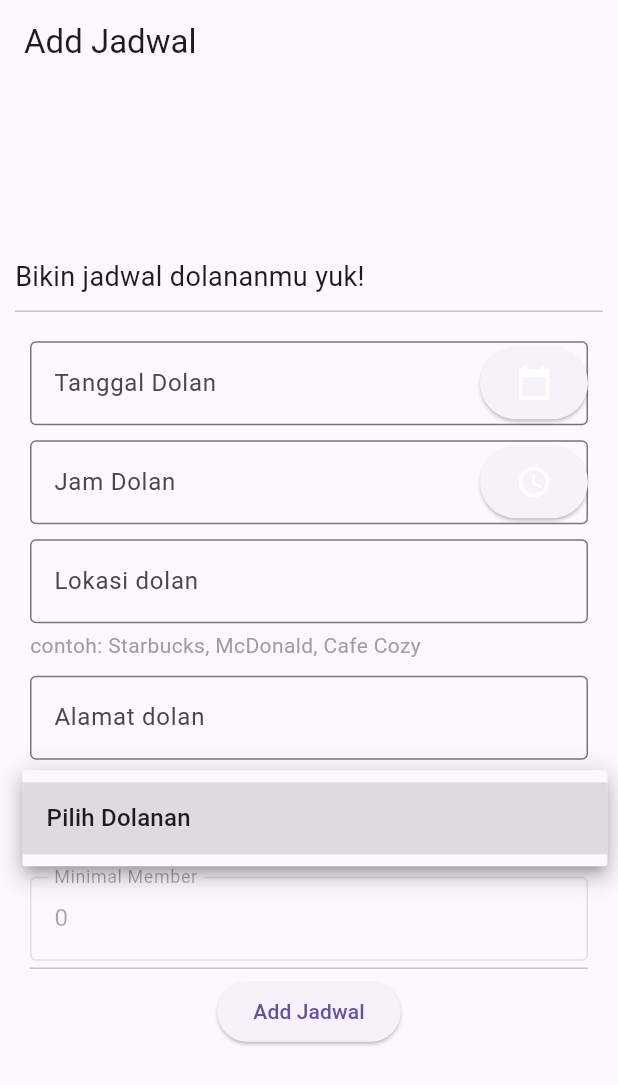
After one commit to ivanchristiann/dolanyuk, a Flutter app: the AddJadwal screen opened directly, after a tap on "Pilih Dolanan", on a phone screen of 412 x 824 dp. The commit adds this screen. Shown: the top 1085 px of the screen. Run offline on Flutter 3.47's test engine with Material 3 defaults, Android fonts, the phone set to English and light mode, and no system bars; our stand-ins replace shared_preferences; accounts and stored records are empty; network calls fail.

Commit message:
add jadwal done

```diff
--- /dev/null
+++ b/lib/class/dolanan.dart
@@ -0,0 +1,15 @@
+class Dolanan {
+  final int id;
+  final String name;
+  final int min_member;
+
+  Dolanan({required this.id, required this.name, required this.min_member});
+
+  factory Dolanan.fromJson(Map<String, dynamic> json) {
+    return Dolanan(
+      id: json['id'] as int,
+      name: json['nama_dolanan'] as String,
+      min_member: json['minimal_member'] as int,
+    );
+  }
+}
--- /dev/null
+++ b/lib/class/jadwal.dart
@@ -0,0 +1,28 @@
+class Jadwal {
+  int id;
+  int dolanan_id;
+  String tanggal;
+  String waktu;
+  String lokasi;
+  String alamat;
+
+  Jadwal({
+    required this.id,
+    required this.dolanan_id,
+    required this.tanggal,
+    required this.waktu,
+    required this.lokasi,
+    required this.alamat,
+  });
+
+  factory Jadwal.fromJson(Map<String, dynamic> json) {
+    return Jadwal(
+      id: json['id'] as int,
+      dolanan_id: json['dolanan_id'] as int,
+      tanggal: json['tanggal'] as String,
+      waktu: json['waktu'] as String,
+      lokasi: json['lokasi'] as String,
+      alamat: json['alamat'] as String,
+    );
+  }
+}
--- /dev/null
+++ b/lib/screen/addjadwal.dart
@@ -0,0 +1,305 @@
+import 'dart:convert';
+
+import 'package:dolanyuk/class/dolanan.dart';
+import 'package:dolanyuk/main.dart';
+import 'package:dolanyuk/screen/login.dart';
+import 'package:flutter/material.dart';
+import 'package:shared_preferences/shared_preferences.dart';
+import 'package:http/http.dart' as http;
+
+class AddNewJadwal extends StatelessWidget {
+  @override
+  Widget build(BuildContext context) {
+    return MaterialApp(
+      title: 'Dolan Yuk',
+      theme: ThemeData(
+        primarySwatch: Colors.blue,
+      ),
+      home: AddJadwal(),
+    );
+  }
+}
+
+class AddJadwal extends StatefulWidget {
+  @override
+  State<StatefulWidget> createState() {
+    return _AddJadwalState();
+  }
+}
+
+class _AddJadwalState extends State<AddJadwal> {
+  final _controllerDate = TextEditingController();
+  final _controllerTime = TextEditingController();
+  final _controllerLocation = TextEditingController();
+  final _controllerAddress = TextEditingController();
+  String _selectedDolanan = 'Pilih Dolanan';
+  int dolanan_id = 0;
+  int _minMember = 0;
+  int _user_id = 0;
+
+  List<Dolanan> dolanan = [];
+
+  Future<String> fetchData() async {
+    final response = await http.get(Uri.parse(
+        "https://ubaya.me/flutter/160420056/dolanyuk/getdolanan.php"));
+    if (response.statusCode == 200) {
+      return response.body;
+    } else {
+      throw Exception('Failed to read API');
+    }
+  }
+
+  bacaData() {
+    Future<String> data = fetchData();
+    data.then((value) {
+      Map json = jsonDecode(value);
+      for (var dols in json['data']) {
+        Dolanan dol = Dolanan.fromJson(dols);
+        dolanan.add(dol);
+      }
+      setState(() {});
+    });
+  }
+
+  Future<int> checkUser() async {
+    final prefs = await SharedPreferences.getInstance();
+    int user_id = prefs.getInt("id") ?? 0;
+    return user_id;
+  }
+
+  void submit() async {
+    final response = await http.post(
+        Uri.parse("https://ubaya.me/flutter/160420056/dolanyuk/newjadwal.php"),
+        body: {
+          'dolanan_id': dolanan_id.toString(),
+          'tanggal': _controllerDate.text,
+          'waktu': _controllerTime.text,
+          'lokasi': _controllerLocation.text,
+          'alamat': _controllerAddress.text,
+          'user_id': _user_id.toString(),
+        });
+    if (response.statusCode == 200) {
+      Map json = jsonDecode(response.body);
+      if (json['result'] == 'success') {
+        if (!mounted) return;
+        ScaffoldMessenger.of(context).showSnackBar(SnackBar(
+          content: Text('Sukses Menambah Data'),
+          backgroundColor: Colors.green,
+        ));
+      }
+    } else {
+      ScaffoldMessenger.of(context).showSnackBar(SnackBar(
+        content: Text('Error'),
+        backgroundColor: Colors.red,
+      ));
+      throw Exception('Failed to read API');
+    }
+  }
+
+  @override
+  void initState() {
+    super.initState();
+    bacaData();
+    checkUser().then((result) {
+      _user_id = result;
+    });
+  }
+
+  @override
+  Widget build(BuildContext context) {
+    return Scaffold(
+      appBar: AppBar(
+        title: Text("Add Jadwal"),
+      ),
+      body: Padding(
+        padding: const EdgeInsets.all(10.0),
+        child: Column(
+          mainAxisAlignment: MainAxisAlignment.center,
+          crossAxisAlignment: CrossAxisAlignment.start,
+          children: <Widget>[
+            Align(
+              alignment: Alignment.centerLeft,
+              child: const Text(
+                'Bikin jadwal dolananmu yuk!',
+                style: TextStyle(fontSize: 18.0),
+              ),
+            ),
+            const Divider(
+              height: 20,
+            ),
+            Padding(
+              padding: EdgeInsets.all(10),
+              child: Column(
+                children: [
+                  TextFormField(
+                    decoration: InputDecoration(
+                      border: OutlineInputBorder(),
+                      labelText: 'Tanggal Dolan',
+                      suffixIcon: ElevatedButton(
+                        onPressed: () {
+                          showDatePicker(
+                            context: context,
+                            initialDate: DateTime.now(),
+                            firstDate: DateTime(2000),
+                            lastDate: DateTime(2200),
+                          ).then((value) {
+                            if (value != null) {
+                              setState(() {
+                                _controllerDate.text =
+                                    value.toString().substring(0, 10);
+                              });
+                            }
+                          });
+                        },
+                        child: Icon(
+                          Icons.calendar_today_sharp,
+                          color: Colors.white,
+                          size: 24.0,
+                        ),
+                      ),
+                    ),
+                    controller: _controllerDate,
+                  ),
+                  SizedBox(height: 10),
+                  TextFormField(
+                    decoration: InputDecoration(
+                      border: OutlineInputBorder(),
+                      labelText: 'Jam Dolan',
+                      suffixIcon: ElevatedButton(
+                        onPressed: () {
+                          showTimePicker(
+                            context: context,
+                            initialTime: TimeOfDay.now(),
+                          ).then((value) {
+                            if (value != null) {
+                              setState(() {
+                                _controllerTime.text =
+                                    '${value.hour}:${value.minute}';
+                              });
+                            }
+                          });
+                        },
+                        child: Icon(
+                          Icons.access_time,
+                          color: Colors.white,
+                          size: 24.0,
+                        ),
+                      ),
+                    ),
+                    controller: _controllerTime,
+                  ),
+                  SizedBox(height: 10),
+                  Column(
+                    crossAxisAlignment: CrossAxisAlignment.start,
+                    children: [
+                      TextField(
+                        onChanged: (v) {
+                          setState(() {});
+                        },
+                        controller: _controllerLocation,
+                        decoration: const InputDecoration(
+                          border: OutlineInputBorder(),
+                          labelText: 'Lokasi dolan',
+                        ),
+                      ),
+                      SizedBox(height: 5),
+                      Text(
+                        'contoh: Starbucks, McDonald, Cafe Cozy',
+                        style: TextStyle(fontSize: 14.0, color: Colors.grey),
+                      ),
+                    ],
+                  ),
+                  SizedBox(height: 10),
+                  TextField(
+                    onChanged: (v) {
+                      setState(() {});
+                    },
+                    controller: _controllerAddress,
+                    decoration: const InputDecoration(
+                      border: OutlineInputBorder(),
+                      labelText: 'Alamat dolan',
+                    ),
+                  ),
+                  SizedBox(height: 10),
+                  Container(
+                    decoration: BoxDecoration(
+                      border: Border.all(),
+                      borderRadius: BorderRadius.circular(5.0),
+                    ),
+                    child: Padding(
+                      padding: const EdgeInsets.symmetric(horizontal: 10.0),
+                      child: DropdownButtonFormField<String>(
+                        value: _selectedDolanan,
+                        onChanged: (String? newValue) {
+                          setState(() {
+                            _selectedDolanan = newValue!;
+                            if (_selectedDolanan != 'Pilih Dolanan') {
+                              _minMember = dolanan
+                                  .firstWhere((element) =>
+                                      element.name == _selectedDolanan)
+                                  .min_member;
+                              dolanan_id = dolanan
+                                  .firstWhere((element) =>
+                                      element.name == _selectedDolanan)
+                                  .id;
+                            }
+                          });
+                        },
+                        items: [
+                          'Pilih Dolanan',
+                          ...dolanan.map((Dolanan value) {
+                            return value.name;
+                          })
+                        ].map<DropdownMenuItem<String>>((String value) {
+                          return DropdownMenuItem<String>(
+                            value: value,
+                            child: Text(value),
+                          );
+                        }).toList(),
+                        decoration: const InputDecoration(
+                          border: InputBorder.none,
+                          labelText: 'Dolan Utama',
+                        ),
+                      ),
+                    ),
+                  ),
+                  SizedBox(height: 10),
+                  TextFormField(
+                    enabled: false,
+                    decoration: InputDecoration(
+                      border: OutlineInputBorder(),
+                      labelText: 'Minimal Member',
+                    ),
+                    controller: TextEditingController(text: '$_minMember'),
+                  ),
+                  const Divider(
+                    height: 10,
+                  ),
+                  ElevatedButton(
+                    onPressed: () {
+                      if (_controllerDate == '' ||
+                          _controllerAddress == '' ||
+                          _controllerLocation == '' ||
+                          _controllerTime == '' ||
+                          _selectedDolanan == 'Pilih Dolanan') {
+                        ScaffoldMessenger.of(context).showSnackBar(
+                          SnackBar(
+                            content: Text('You must fill all field'),
+                            backgroundColor: Colors.red,
+                          ),
+                        );
+                      } else {
+                        submit();
+                      }
+                    },
+                    child: Text('Add Jadwal'),
+                  ),
+                ],
+              ),
+            ),
+          ],
+        ),
+      ),
+    );
+  }
+}
```
Also changed, not shown: lib/main.dart (+12 -11 lines), 1 other file.
